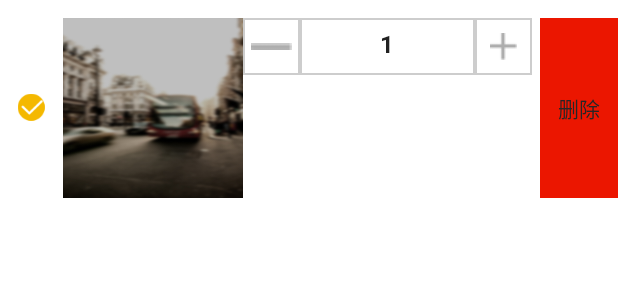
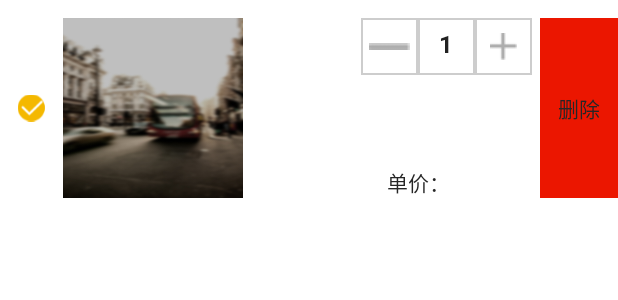
Before and after one commit to pokopkview/Py, an Android app: the layout item_gwc_weibianji.xml on its own in the app's theme, with its tools: preview values and no code run, on a phone screen of 412 x 824 dp. Shown: the top 300 px of the screen. Run offline under Robolectric (Android 15) with nearby library versions, the phone set to English and light mode, and no system bars.

Commit message:
updata shoppingCarView

```diff
--- a/app/build.gradle
+++ b/app/build.gradle
@@ -59,4 +59,5 @@ dependencies {
     compile 'com.android.support:appcompat-v7:23.4.0'
      //添加支付库
     compile files('libs/alipaySdk-20170922.jar')
+    compile 'com.github.bumptech.glide:glide:3.7.0'
 }
--- a/app/src/main/res/layout/item_gwc_weibianji.xml
+++ b/app/src/main/res/layout/item_gwc_weibianji.xml
@@ -5,9 +5,9 @@
     android:background="@color/white1"
     android:orientation="vertical">
 
-    <LinearLayout
+    <RelativeLayout
         android:layout_width="match_parent"
-        android:layout_height="wrap_content"
+        android:layout_height="120dp"
         android:layout_marginTop="@dimen/_margin"
         android:layout_marginBottom="@dimen/_margin"
         android:layout_marginLeft="@dimen/_margin"
@@ -15,12 +15,15 @@
 
         <ImageView
             android:id="@+id/iv_11"
+            android:layout_alignParentStart="true"
             android:layout_width="wrap_content"
-            android:layout_height="wrap_content"
+            android:layout_height="match_parent"
             android:src="@mipmap/xuanzhong"
-            android:layout_gravity="center"/>
+            android:layout_gravity="center"
+            android:layout_alignParentLeft="true" />
 
         <ImageView
+            android:layout_toRightOf="@+id/iv_11"
             android:id="@+id/iv_22"
             android:layout_width="120dp"
             android:layout_height="120dp"
@@ -35,19 +38,20 @@
             android:background="@drawable/text_background_gray"
             android:padding="@dimen/_high_small"
             android:gravity="center"
+            android:layout_toLeftOf="@+id/et_44"
             android:src="@mipmap/jian"/>
         <EditText
             android:id="@+id/et_44"
-            android:layout_width="0dp"
+            android:gravity="center"
+            android:layout_width="38dp"
             android:layout_height="38dp"
-            android:layout_weight="0.3"
             android:background="@drawable/text_background_gray"
-            android:gravity="center"
             android:padding="10dp"
             android:maxLines="1"
             android:singleLine="true"
             android:textSize="@dimen/text_centre1"
             android:textStyle="bold"
+            android:layout_toLeftOf="@+id/iv_55"
             android:text="1"/>
         <ImageView
             android:id="@+id/iv_55"
@@ -56,7 +60,22 @@
             android:background="@drawable/text_background_gray"
             android:padding="10dp"
             android:layout_marginRight="@dimen/_high_small"
+            android:layout_toLeftOf="@+id/tv_delete"
             android:src="@mipmap/jia"/>
+
+        <TextView
+            android:layout_toLeftOf="@+id/tv_singleprice"
+            android:layout_alignParentBottom="true"
+            android:text="单价："
+            android:layout_width="wrap_content"
+            android:layout_height="wrap_content" />
+        <TextView
+            android:gravity="center"
+            android:layout_toLeftOf="@+id/tv_delete"
+            android:layout_alignParentBottom="true"
+            android:id="@+id/tv_singleprice"
+            android:layout_width="60dp"
+            android:layout_height="wrap_content" />
 
         <TextView
             android:id="@+id/tv_delete"
@@ -65,9 +84,10 @@
             android:background="@color/red1"
             android:paddingLeft="@dimen/_margin"
             android:paddingRight="@dimen/_margin"
-            android:layout_gravity="center"
+            android:layout_alignParentEnd="true"
             android:gravity="center"
-            android:text="删除"/>
-    </LinearLayout>
+            android:text="删除"
+            android:layout_alignParentRight="true" />
+    </RelativeLayout>
 
 </LinearLayout>
--- a/app/src/main/res/layout/s_gwc_gouwuche.xml
+++ b/app/src/main/res/layout/s_gwc_gouwuche.xml
@@ -8,6 +8,7 @@
         android:layout_width="match_parent"
         android:layout_height="match_parent">
         <LinearLayout
+            android:id="@+id/ll_containner"
             android:layout_width="match_parent"
             android:layout_height="match_parent"
             android:orientation="vertical"
@@ -21,7 +22,7 @@
                 android:layout_marginBottom="5dp"
                 android:background="@color/white1"
                 android:orientation="vertical"
-                android:visibility="visible">
+                android:visibility="gone">
                 <ImageView
                     android:layout_width="60dp"
                     android:layout_height="60dp"
--- a/build.gradle
+++ b/build.gradle
@@ -6,7 +6,6 @@ buildscript {
     }
     dependencies {
         classpath 'com.android.tools.build:gradle:2.1.0'
-
         // NOTE: Do not place your application dependencies here; they belong
         // in the individual module build.gradle files
     }
```
Also changed, not shown: app/src/main/java/com/yuqi/admin/py/activity/SShoppingCartActivity.java (+18 -4 lines), app/src/main/java/com/yuqi/admin/py/bean/getShoppingtrolleyBean.java (+8 -8 lines), app/src/main/java/com/yuqi/admin/py/interfaces/Deletesth.java (added, +11 -0 lines), app/src/main/java/com/yuqi/admin/py/view/ShoppCarViewBItem.java (+20 -18 lines), app/src/main/java/com/yuqi/admin/py/view/ShoppCarViewSItem.java (+75 -10 lines).
